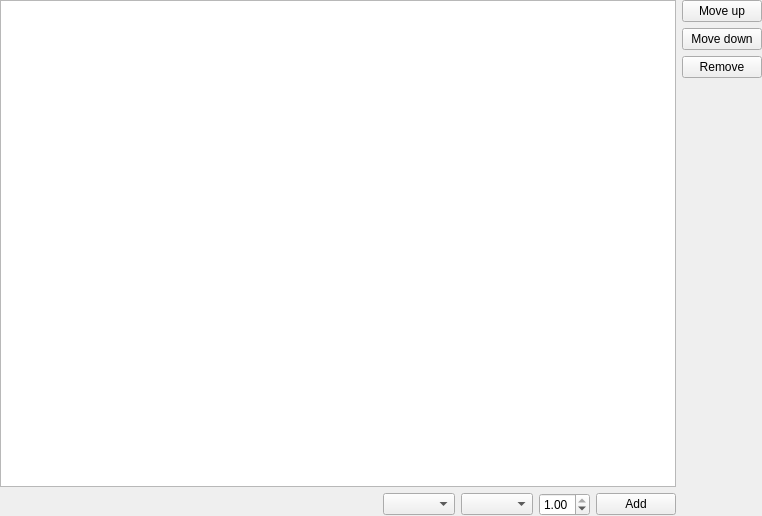
First picture: the form in src/plugins/intermutko/acceptlangwidget.ui, repository 0xd34df00d/leechcraft, before the edit.
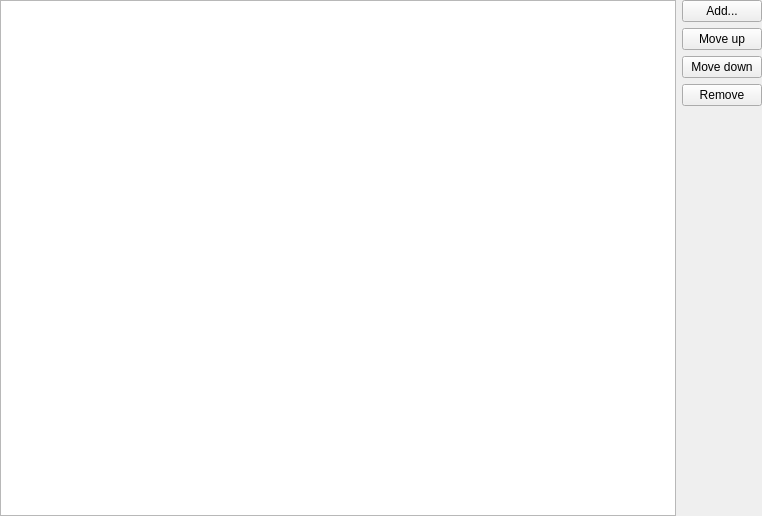
Second picture: the form after the edit. Icons and pictures are not drawn.

Commit message: [Intermutko] Make adding a locale entry a proper dialog

What changed in the file:
```diff
--- a/src/plugins/intermutko/acceptlangwidget.ui
+++ b/src/plugins/intermutko/acceptlangwidget.ui
@@ -17,68 +17,30 @@
    <property name="margin">
     <number>0</number>
    </property>
-   <item>
-    <layout class="QVBoxLayout" name="verticalLayout">
+   <property name="topMargin">
+    <number>0</number>
+   </property>
+   <property name="rightMargin">
+    <number>0</number>
+   </property>
+   <property name="bottomMargin">
+    <number>0</number>
+   </property>
      <item>
       <widget class="QTreeView" name="LangsTree_"/>
      </item>
      <item>
-      <layout class="QHBoxLayout" name="horizontalLayout_2">
-       <item>
-        <spacer name="horizontalSpacer_2">
-         <property name="orientation">
-          <enum>Qt::Horizontal</enum>
-         </property>
-         <property name="sizeHint" stdset="0">
-          <size>
-           <width>40</width>
-           <height>20</height>
-          </size>
-         </property>
-        </spacer>
-       </item>
-       <item>
-        <widget class="QComboBox" name="Language_"/>
-       </item>
-       <item>
-        <widget class="QComboBox" name="Country_">
-         <property name="sizeAdjustPolicy">
-          <enum>QComboBox::AdjustToContents</enum>
-         </property>
-        </widget>
-       </item>
-       <item>
-        <widget class="QDoubleSpinBox" name="Q_">
-         <property name="toolTip">
-          <string>Language quality factor, controlling the preference of a given language.</string>
-         </property>
-         <property name="maximum">
-          <double>1.000000000000000</double>
-         </property>
-         <property name="singleStep">
-          <double>0.100000000000000</double>
-         </property>
-         <property name="value">
-          <double>1.000000000000000</double>
-         </property>
-        </widget>
-       </item>
+    <layout class="QVBoxLayout" name="verticalLayout_2">
        <item>
         <widget class="QPushButton" name="Add_">
          <property name="text">
-          <string>Add</string>
+        <string>Add...</string>
          </property>
          <property name="icon">
           <iconset theme="list-add"/>
          </property>
         </widget>
        </item>
-      </layout>
-     </item>
-    </layout>
-   </item>
-   <item>
-    <layout class="QVBoxLayout" name="verticalLayout_2">
      <item>
       <widget class="QPushButton" name="MoveUp_">
        <property name="text">
```
Left out of the diff: 4 changed lines with no effect on the pictures. Lines whose indentation alone changed are shown as unchanged. The commit also changes 6 other files.
